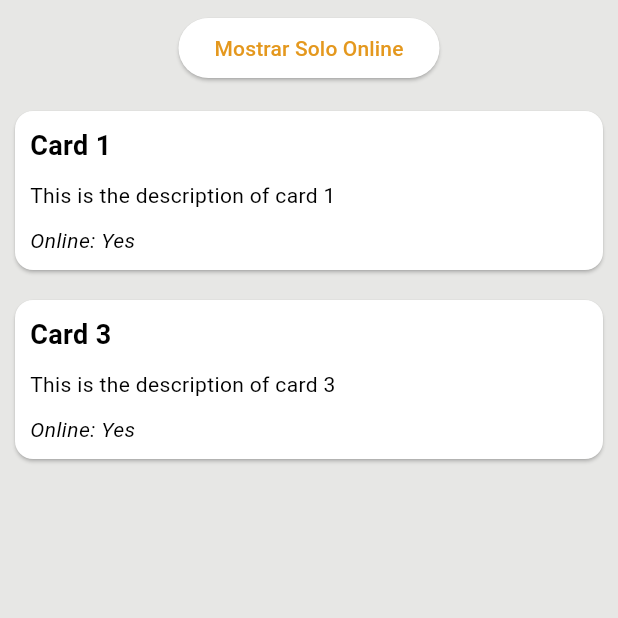
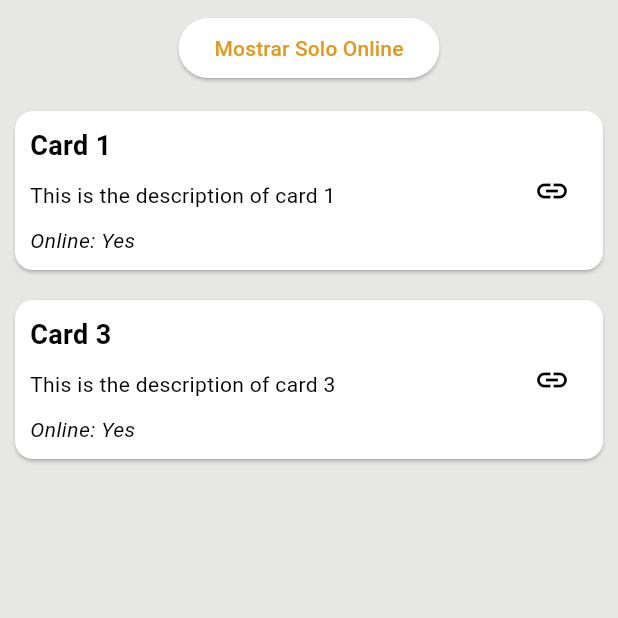
Before and after one commit to iTzGooDLife/neighborcafe, a Flutter app: the StoresView screen opened by its route, after a tap on "Mostrar Todos", on a phone screen of 412 x 824 dp, the top half of it. Run offline on Flutter 3.47's test engine with Material 3 defaults, Android fonts, the phone set to English and light mode, and no system bars; our stand-ins replace cloud_firestore, firebase_auth, firebase_core, flutter_dotenv, flutter_secure_storage, google_maps_flutter and 1 more; accounts and stored records are empty; generated files the repository leaves out were written again.

Commit message:
feat: new button to open store link

```diff
--- a/neighborcafe/lib/src/views/stores_view.dart
+++ b/neighborcafe/lib/src/views/stores_view.dart
@@ -1,6 +1,7 @@
 import 'package:flutter/material.dart';
 import 'package:firebase_auth/firebase_auth.dart';
 import 'package:cloud_firestore/cloud_firestore.dart';
+import 'package:url_launcher/url_launcher.dart'; // Importar url_launcher
 import '../services/routes.dart';
 import 'dart:convert';
 
@@ -28,9 +29,9 @@ class _StoresViewState extends State<StoresView> {
   void _loadData() {
     String jsonString = '''
     [
-      { "title": "Card 1", "description": "This is the description of card 1", "online": true },
-      { "title": "Card 2", "description": "This is the description of card 2", "online": false },
-      { "title": "Card 3", "description": "This is the description of card 3", "online": true }
+      { "title": "Card 1", "description": "This is the description of card 1", "online": true, "link": "https://www.facebook.com" },
+      { "title": "Card 2", "description": "This is the description of card 2", "online": false, "link": "https://www.example.com/2" },
+      { "title": "Card 3", "description": "This is the description of card 3", "online": true, "link": "https://www.example.com/3" }
     ]
     ''';
 
@@ -57,6 +58,15 @@ class _StoresViewState extends State<StoresView> {
         _filteredCardsData = _allCardsData;
       }
     });
+  }
+
+  _launchURL(String url) async {
+    final Uri _url = Uri.parse('https://flutter.dev');
+    if (await canLaunchUrl(_url)) {
+      await launchUrl(_url);
+    } else {
+      throw 'Could not launch $_url';
+    }
   }
 
   @override
@@ -122,6 +132,11 @@ class _StoresViewState extends State<StoresView> {
                   margin: EdgeInsets.all(10),
                   child: Padding(
                     padding: EdgeInsets.all(10),
+                    child: Row(
+                      mainAxisAlignment: MainAxisAlignment.spaceBetween,
+                      children: [
+                        // Información de la card
+                        Expanded(
                           child: Column(
                             crossAxisAlignment: CrossAxisAlignment.start,
                             children: [
@@ -134,7 +149,17 @@ class _StoresViewState extends State<StoresView> {
                               Text(card['description']),
                               SizedBox(height: 10),
                               Text("Online: ${card['online'] ? 'Yes' : 'No'}",
-                            style: TextStyle(fontStyle: FontStyle.italic)),
+                                  style:
+                                      TextStyle(fontStyle: FontStyle.italic)),
+                            ],
+                          ),
+                        ),
+                        // Botón para abrir el link
+                        IconButton(
+                          icon: Icon(Icons.link),
+                          onPressed: () => _launchURL(card['link']),
+                          tooltip: 'Abrir enlace',
+                        ),
                       ],
                     ),
                   ),
```
Lines whose indentation alone changed are shown as unchanged.
